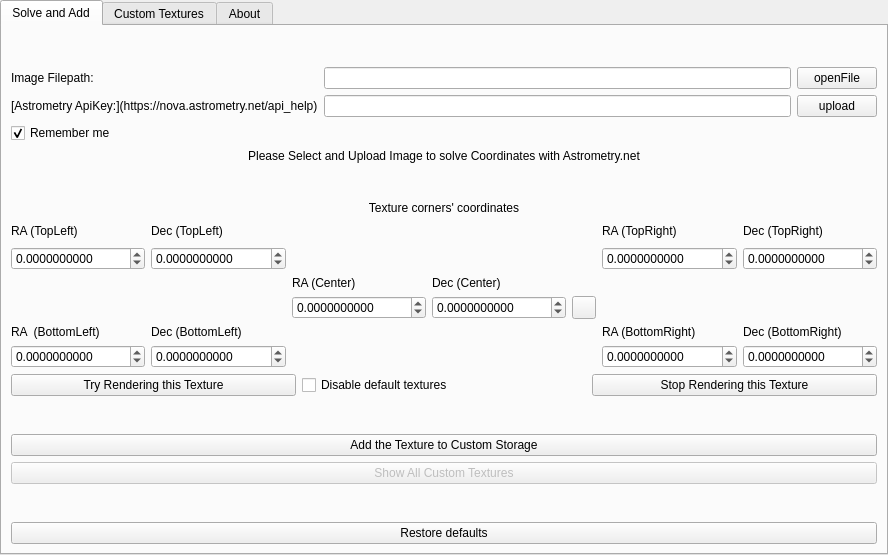
Qt form plugins/NebulaTextures/src/gui/nebulaTexturesDialog.ui (Stellarium/stellarium) before a commit.
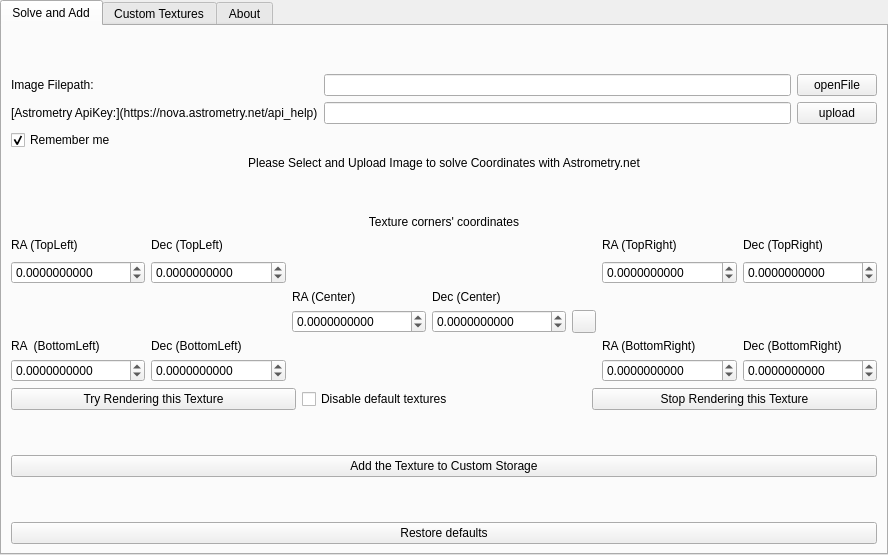
The same form after that commit. Icons and pictures are not drawn. Custom widgets are drawn as their Qt base class.

The edit to the form file:
```diff
--- a/plugins/NebulaTextures/src/gui/nebulaTexturesDialog.ui
+++ b/plugins/NebulaTextures/src/gui/nebulaTexturesDialog.ui
@@ -459,16 +459,6 @@
          </property>
         </widget>
        </item>
-       <item>
-        <widget class="QPushButton" name="showTextures">
-         <property name="enabled">
-          <bool>false</bool>
-         </property>
-         <property name="text">
-          <string>Show All Custom Textures</string>
-         </property>
-        </widget>
-       </item>
        <item>
         <spacer name="verticalSpacer_3">
          <property name="orientation">
```
